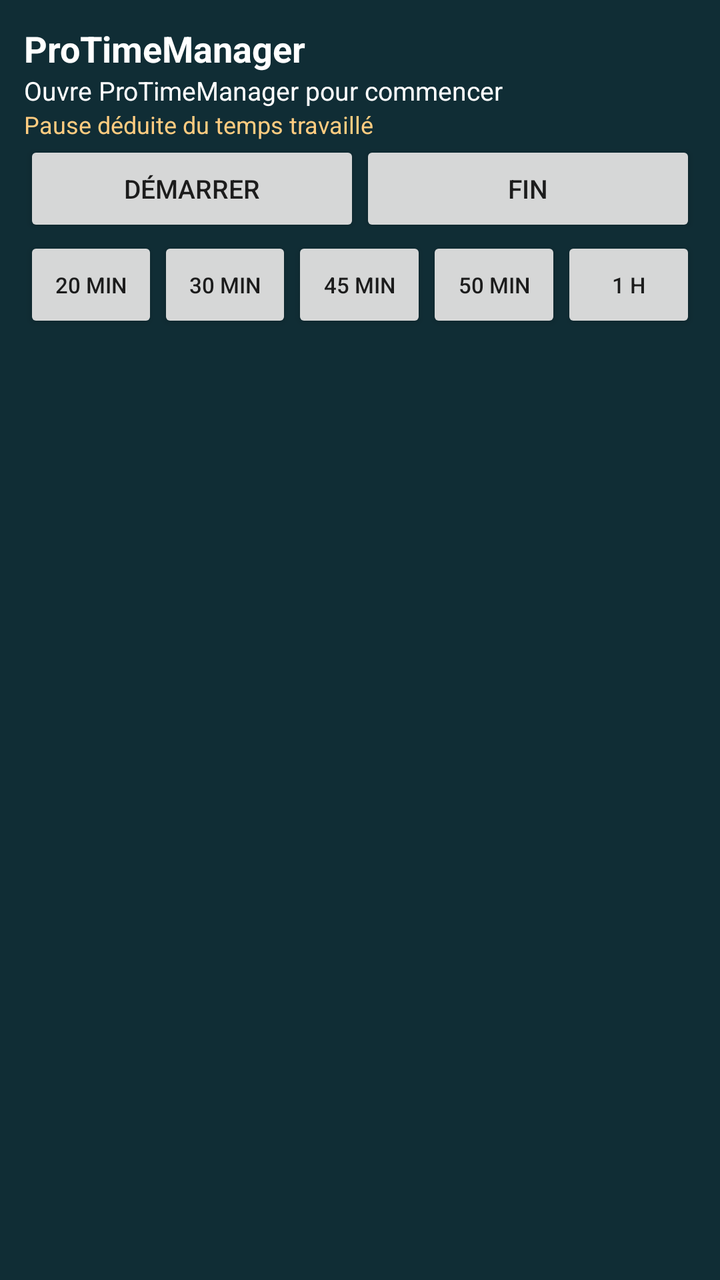
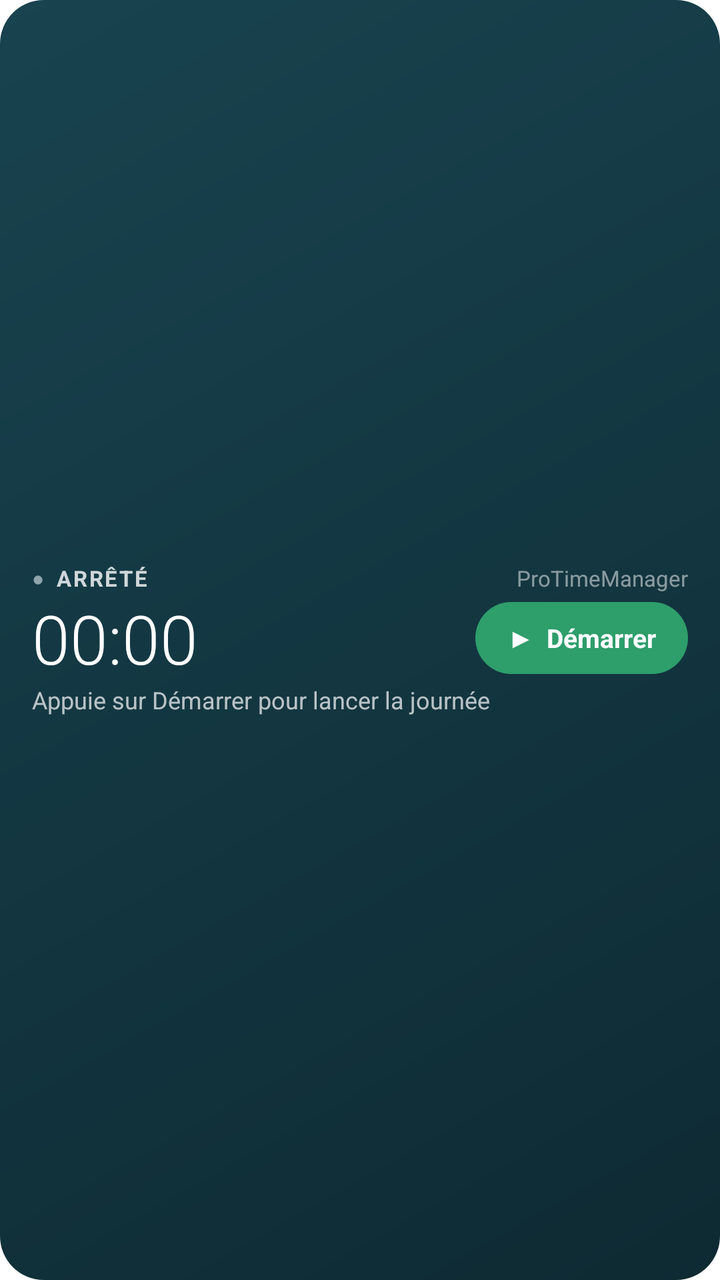

Before-and-after screenshots of an Android layout around one commit, followed by the original layout XML and the change that was made.
<!-- AndroidManifest.xml: fallback theme Theme.MaterialComponents.DayNight.NoActionBar -->
<!-- res/layout/work_widget.xml -->
<?xml version="1.0" encoding="utf-8"?>
<LinearLayout xmlns:android="http://schemas.android.com/apk/res/android"
    android:layout_width="match_parent" android:layout_height="match_parent"
    android:orientation="vertical" android:padding="12dp" android:background="#102D35">
    <TextView android:id="@+id/work_title" android:layout_width="match_parent" android:layout_height="wrap_content"
        android:text="ProTimeManager" android:textColor="#FFFFFF" android:textStyle="bold" android:textSize="18sp" />
    <TextView android:id="@+id/work_status" android:layout_width="match_parent" android:layout_height="wrap_content"
        android:text="Ouvre ProTimeManager pour commencer" android:textColor="#FFFFFF" android:textSize="13sp" />
    <TextView android:id="@+id/work_pause_status" android:layout_width="match_parent" android:layout_height="wrap_content"
        android:text="Pause déduite du temps travaillé" android:textColor="#FFCC80" android:textSize="12sp" />
    <LinearLayout android:layout_width="match_parent" android:layout_height="48dp" android:orientation="horizontal">
        <Button android:id="@+id/work_start" android:layout_width="0dp" android:layout_height="match_parent" android:layout_weight="1" android:text="Démarrer" android:textSize="13sp" />
        <Button android:id="@+id/work_stop" android:layout_width="0dp" android:layout_height="match_parent" android:layout_weight="1" android:text="Fin" android:textSize="13sp" />
    </LinearLayout>
    <LinearLayout android:layout_width="match_parent" android:layout_height="48dp" android:orientation="horizontal">
        <Button android:id="@+id/pause20" android:layout_width="0dp" android:layout_height="match_parent" android:layout_weight="1" android:minWidth="0dp" android:padding="0dp" android:text="20 min" android:textSize="11sp" />
        <Button android:id="@+id/pause30" android:layout_width="0dp" android:layout_height="match_parent" android:layout_weight="1" android:minWidth="0dp" android:padding="0dp" android:text="30 min" android:textSize="11sp" />
        <Button android:id="@+id/pause45" android:layout_width="0dp" android:layout_height="match_parent" android:layout_weight="1" android:minWidth="0dp" android:padding="0dp" android:text="45 min" android:textSize="11sp" />
        <Button android:id="@+id/pause50" android:layout_width="0dp" android:layout_height="match_parent" android:layout_weight="1" android:minWidth="0dp" android:padding="0dp" android:text="50 min" android:textSize="11sp" />
        <Button android:id="@+id/pause60" android:layout_width="0dp" android:layout_height="match_parent" android:layout_weight="1" android:minWidth="0dp" android:padding="0dp" android:text="1 h" android:textSize="11sp" />
    </LinearLayout>
</LinearLayout>
<!-- resources referenced by this layout -->
<resources>

</resources>

<!-- the commit's change to res/layout/work_widget.xml (unified diff, before → after) -->
@@ -1,22 +1,87 @@
 <?xml version="1.0" encoding="utf-8"?>
 <LinearLayout xmlns:android="http://schemas.android.com/apk/res/android"
+    android:id="@+id/work_root"
     android:layout_width="match_parent" android:layout_height="match_parent"
-    android:orientation="vertical" android:padding="12dp" android:background="#102D35">
-    <TextView android:id="@+id/work_title" android:layout_width="match_parent" android:layout_height="wrap_content"
-        android:text="ProTimeManager" android:textColor="#FFFFFF" android:textStyle="bold" android:textSize="18sp" />
-    <TextView android:id="@+id/work_status" android:layout_width="match_parent" android:layout_height="wrap_content"
-        android:text="Ouvre ProTimeManager pour commencer" android:textColor="#FFFFFF" android:textSize="13sp" />
-    <TextView android:id="@+id/work_pause_status" android:layout_width="match_parent" android:layout_height="wrap_content"
-        android:text="Pause déduite du temps travaillé" android:textColor="#FFCC80" android:textSize="12sp" />
-    <LinearLayout android:layout_width="match_parent" android:layout_height="48dp" android:orientation="horizontal">
-        <Button android:id="@+id/work_start" android:layout_width="0dp" android:layout_height="match_parent" android:layout_weight="1" android:text="Démarrer" android:textSize="13sp" />
-        <Button android:id="@+id/work_stop" android:layout_width="0dp" android:layout_height="match_parent" android:layout_weight="1" android:text="Fin" android:textSize="13sp" />
+    android:orientation="vertical" android:gravity="center_vertical"
+    android:paddingStart="16dp" android:paddingEnd="16dp"
+    android:paddingTop="12dp" android:paddingBottom="12dp"
+    android:background="@drawable/widget_bg">
+
+    
+    <LinearLayout android:id="@+id/work_header"
+        android:layout_width="match_parent" android:layout_height="wrap_content"
+        android:orientation="horizontal" android:gravity="center_vertical">
+        <TextView android:id="@+id/work_dot"
+            android:layout_width="wrap_content" android:layout_height="wrap_content"
+            android:text="●" android:textSize="10sp" android:textColor="#90A4AE" />
+        <TextView android:id="@+id/work_state"
+            android:layout_width="0dp" android:layout_height="wrap_content" android:layout_weight="1"
+            android:layout_marginStart="6dp"
+            android:text="ARRÊTÉ" android:textSize="11sp" android:textStyle="bold"
+            android:letterSpacing="0.08" android:textColor="#CCFFFFFF" />
+        <TextView
+            android:layout_width="wrap_content" android:layout_height="wrap_content"
+            android:text="ProTimeManager" android:textSize="11sp" android:textColor="#80FFFFFF" />
     </LinearLayout>
-    <LinearLayout android:layout_width="match_parent" android:layout_height="48dp" android:orientation="horizontal">
-        <Button android:id="@+id/pause20" android:layout_width="0dp" android:layout_height="match_parent" android:layout_weight="1" android:minWidth="0dp" android:padding="0dp" android:text="20 min" android:textSize="11sp" />
-        <Button android:id="@+id/pause30" android:layout_width="0dp" android:layout_height="match_parent" android:layout_weight="1" android:minWidth="0dp" android:padding="0dp" android:text="30 min" android:textSize="11sp" />
-        <Button android:id="@+id/pause45" android:layout_width="0dp" android:layout_height="match_parent" android:layout_weight="1" android:minWidth="0dp" android:padding="0dp" android:text="45 min" android:textSize="11sp" />
-        <Button android:id="@+id/pause50" android:layout_width="0dp" android:layout_height="match_parent" android:layout_weight="1" android:minWidth="0dp" android:padding="0dp" android:text="50 min" android:textSize="11sp" />
-        <Button android:id="@+id/pause60" android:layout_width="0dp" android:layout_height="match_parent" android:layout_weight="1" android:minWidth="0dp" android:padding="0dp" android:text="1 h" android:textSize="11sp" />
+
+    
+    <LinearLayout
+        android:layout_width="match_parent" android:layout_height="wrap_content"
+        android:orientation="horizontal" android:gravity="center_vertical">
+        <Chronometer android:id="@+id/work_chrono"
+            android:layout_width="0dp" android:layout_height="wrap_content" android:layout_weight="1"
+            android:textSize="34sp" android:textColor="#FFFFFF"
+            android:fontFamily="sans-serif-light" android:singleLine="true" />
+        <TextView android:id="@+id/work_start"
+            android:layout_width="wrap_content" android:layout_height="36dp"
+            android:gravity="center" android:paddingStart="16dp" android:paddingEnd="16dp"
+            android:background="@drawable/widget_btn_start"
+            android:text="▶  Démarrer" android:textSize="13sp" android:textStyle="bold"
+            android:textColor="#FFFFFF" />
+        <TextView android:id="@+id/work_stop"
+            android:layout_width="wrap_content" android:layout_height="36dp"
+            android:gravity="center" android:paddingStart="16dp" android:paddingEnd="16dp"
+            android:background="@drawable/widget_btn_stop"
+            android:text="■  Fin" android:textSize="13sp" android:textStyle="bold"
+            android:textColor="#FFFFFF" android:visibility="gone" />
+    </LinearLayout>
+
+    <TextView android:id="@+id/work_detail"
+        android:layout_width="match_parent" android:layout_height="wrap_content"
+        android:text="Appuie sur Démarrer pour lancer la journée"
+        android:textSize="12sp" android:textColor="#B3FFFFFF"
+        android:singleLine="true" android:ellipsize="end" />
+
+    <TextView android:id="@+id/work_error"
+        android:layout_width="match_parent" android:layout_height="wrap_content"
+        android:layout_marginTop="2dp"
+        android:textSize="12sp" android:textColor="#FFB74D"
+        android:maxLines="2" android:ellipsize="end" android:visibility="gone" />
+
+    
+    <LinearLayout android:id="@+id/work_pauses"
+        android:layout_width="match_parent" android:layout_height="30dp"
+        android:layout_marginTop="8dp"
+        android:orientation="horizontal" android:gravity="center_vertical"
+        android:visibility="gone">
+        <TextView
+            android:layout_width="wrap_content" android:layout_height="wrap_content"
+            android:layout_marginEnd="6dp"
+            android:text="Pause" android:textSize="11sp" android:textColor="#99FFFFFF" />
+        <TextView android:id="@+id/pause20" android:layout_width="0dp" android:layout_height="match_parent"
+            android:layout_weight="1" android:layout_marginEnd="4dp" android:gravity="center"
+            android:background="@drawable/widget_chip" android:text="20" android:textSize="12sp" android:textColor="#FFFFFF" />
+        <TextView android:id="@+id/pause30" android:layout_width="0dp" android:layout_height="match_parent"
+            android:layout_weight="1" android:layout_marginEnd="4dp" android:gravity="center"
+            android:background="@drawable/widget_chip" android:text="30" android:textSize="12sp" android:textColor="#FFFFFF" />
+        <TextView android:id="@+id/pause45" android:layout_width="0dp" android:layout_height="match_parent"
+            android:layout_weight="1" android:layout_marginEnd="4dp" android:gravity="center"
+            android:background="@drawable/widget_chip" android:text="45" android:textSize="12sp" android:textColor="#FFFFFF" />
+        <TextView android:id="@+id/pause50" android:layout_width="0dp" android:layout_height="match_parent"
+            android:layout_weight="1" android:layout_marginEnd="4dp" android:gravity="center"
+            android:background="@drawable/widget_chip" android:text="50" android:textSize="12sp" android:textColor="#FFFFFF" />
+        <TextView android:id="@+id/pause60" android:layout_width="0dp" android:layout_height="match_parent"
+            android:layout_weight="1" android:gravity="center"
+            android:background="@drawable/widget_chip" android:text="1 h" android:textSize="12sp" android:textColor="#FFFFFF" />
     </LinearLayout>
 </LinearLayout>
<!-- resource entries referenced after the edit -->
@@ -1,5 +1,28 @@
 <!-- resources referenced by this layout -->
 <resources>
-
+  <!-- drawable widget_bg (drawable) -->
+  <?xml version="1.0" encoding="utf-8"?>
+  <shape xmlns:android="http://schemas.android.com/apk/res/android" android:shape="rectangle">
+      <corners android:radius="22dp" />
+      <gradient android:angle="135" android:startColor="#0E2A33" android:endColor="#18434F" />
+  </shape>
+  <!-- drawable widget_btn_start (drawable) -->
+  <?xml version="1.0" encoding="utf-8"?>
+  <shape xmlns:android="http://schemas.android.com/apk/res/android" android:shape="rectangle">
+      <corners android:radius="18dp" />
+      <solid android:color="#2E9E6B" />
+  </shape>
+  <!-- drawable widget_btn_stop (drawable) -->
+  <?xml version="1.0" encoding="utf-8"?>
+  <shape xmlns:android="http://schemas.android.com/apk/res/android" android:shape="rectangle">
+      <corners android:radius="18dp" />
+      <solid android:color="#D9534F" />
+  </shape>
+  <!-- drawable widget_chip (drawable) -->
+  <?xml version="1.0" encoding="utf-8"?>
+  <shape xmlns:android="http://schemas.android.com/apk/res/android" android:shape="rectangle">
+      <corners android:radius="15dp" />
+      <solid android:color="#26FFFFFF" />
+  </shape>
 </resources>
 
